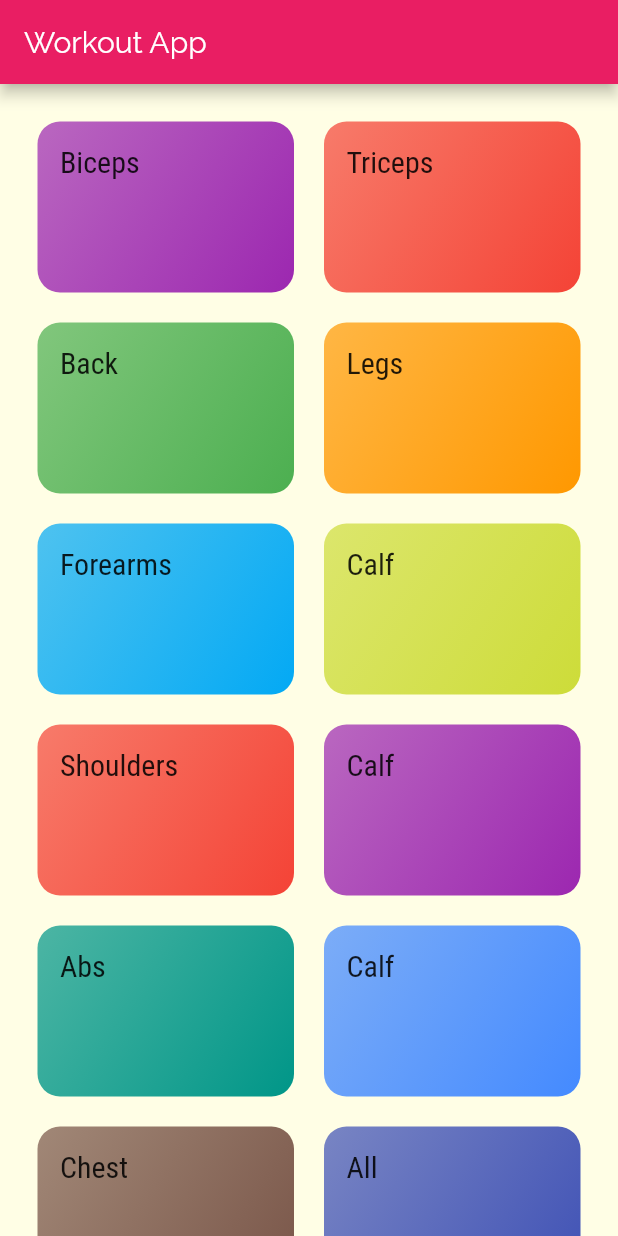
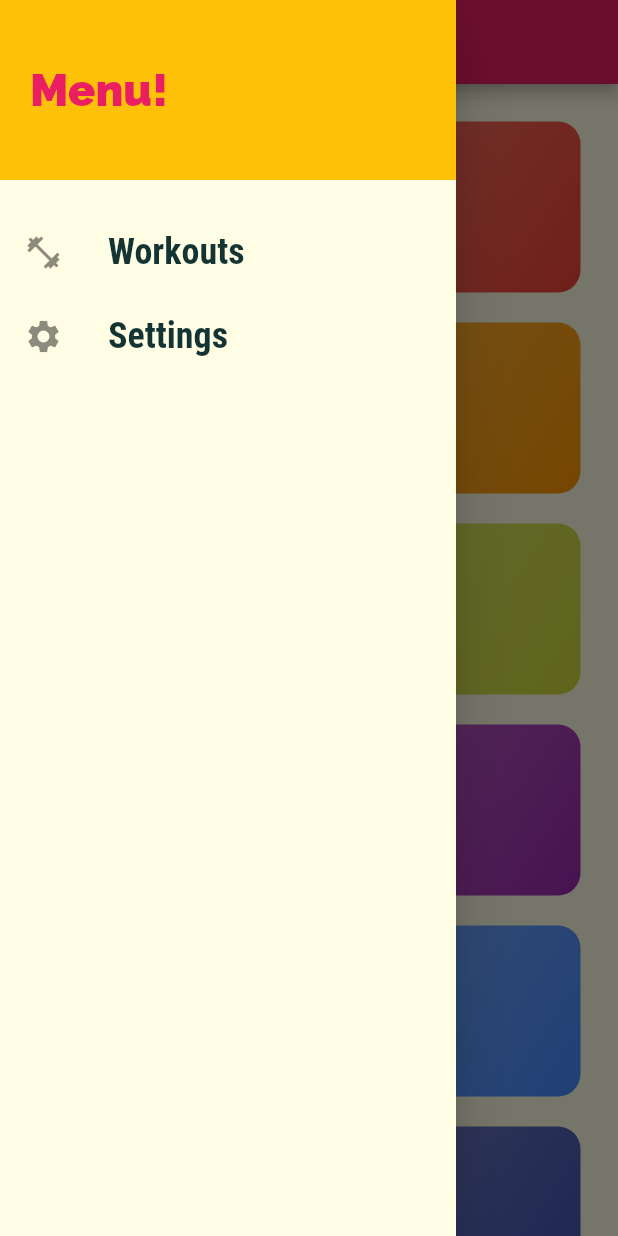
Before and after one commit to dipinsonwani/workout_app, a Flutter app: the screen it shows after launch, with the side drawer open (before the commit the screen has no drawer), on a phone screen of 412 x 824 dp. Run offline on Flutter 3.47's test engine with Material 2 defaults, Android fonts, the phone set to English and light mode, and no system bars.

Commit message:
Added drawer to the main screen

```diff
--- a/lib/screens/workouts_screen.dart
+++ b/lib/screens/workouts_screen.dart
@@ -1,4 +1,5 @@
 import 'package:flutter/material.dart';
+import '../widgets/main_drawer.dart';
 import '../workout_type.dart';
 import '../widgets/workout_item.dart';
 
@@ -7,6 +8,7 @@ class WorkoutsScreen extends StatelessWidget {
   Widget build(BuildContext context) {
     return Scaffold(
       appBar: AppBar(title: const Text('Workout App')),
+      drawer: MainDrawer(),
       body: GridView(
         padding: const EdgeInsets.all(25),
         children: WORKOUT_TYPE
--- /dev/null
+++ b/lib/widgets/main_drawer.dart
@@ -0,0 +1,47 @@
+
+import 'dart:ui';
+
+import 'package:flutter/material.dart';
+
+class MainDrawer extends StatelessWidget {
+  Widget buildListTile(String text, IconData icon){
+    return ListTile(
+          leading: Icon(icon, size: 26),
+          title: Text(
+            text,
+            style: TextStyle(
+              fontFamily: "RobotoCondensed",
+              fontSize:24,
+              fontWeight:FontWeight.bold,
+            ),
+          ),
+          onTap: (){},
+        );
+  }
+  @override
+  Widget build(BuildContext context) {
+    return Drawer(
+      child: Column(children: <Widget>[
+        Container(
+          width: double.infinity,
+          height: 120,
+          alignment: Alignment.centerLeft,
+          padding: EdgeInsets.all(20),
+          color: Theme.of(context).accentColor,
+          child: Text(
+            'Menu!',
+            style: TextStyle(
+                fontWeight: FontWeight.w900,
+                fontSize: 30,
+                color: Theme.of(context).primaryColor),
+          ),
+        ),
+        SizedBox(
+          height: 20,
+        ),
+        buildListTile('Workouts', Icons.fitness_center),
+        buildListTile('Settings', Icons.settings)
+      ]),
+    );
+  }
+}
```
